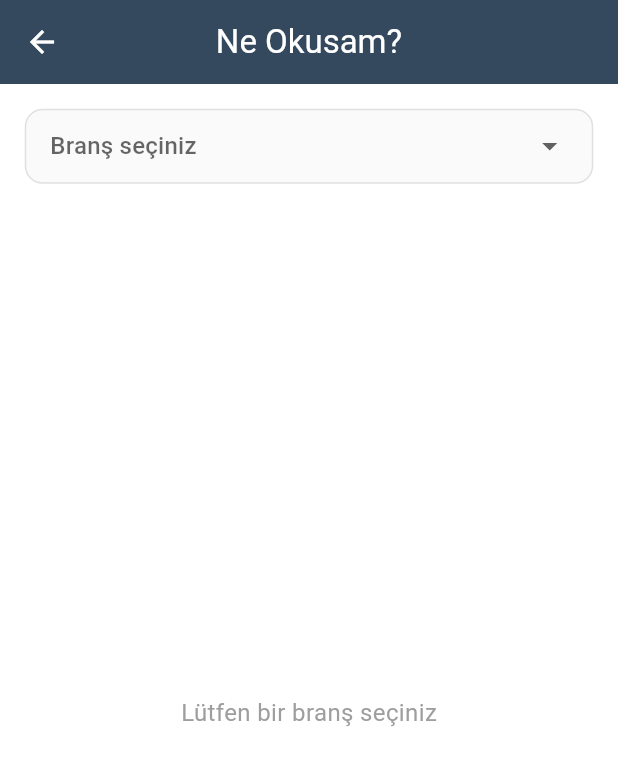
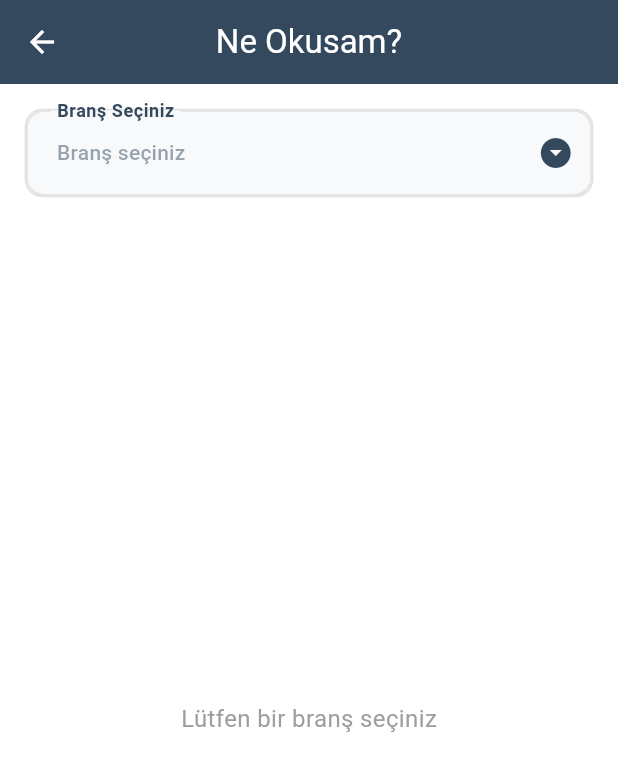
Before and after one commit to MathiasTeagan/medapp, a Flutter app: the WhatToReadScreen screen opened directly, on a phone screen of 412 x 824 dp. Shown: the top 772 px of the screen. Run offline on Flutter 3.47's test engine with Material 3 defaults, Android fonts, the phone set to English and light mode, and no system bars; our stand-ins replace cloud_firestore, firebase_auth, firebase_core, flutter_local_notifications, shared_preferences, table_calendar and 1 more; accounts and stored records are empty; statements that could not run were skipped.

Commit message:
feat: BranchSelector widget'ı oluşturuldu ve ilgili sayfalara entegre edildi

```diff
--- a/lib/screens/library_screen.dart
+++ b/lib/screens/library_screen.dart
@@ -7,6 +7,7 @@ import '../theme/app_colors.dart';
 import '../theme/app_theme.dart';
 import '../theme/text_styles.dart';
 import '../theme/tab_bar_styles.dart';
+import '../widgets/branch_selector.dart';
 import 'book_detail_screen.dart';
 
 class LibraryScreen extends StatefulWidget {
@@ -50,68 +51,13 @@ class _LibraryScreenState extends State<LibraryScreen> {
       child: Column(
         children: [
           // Branch Selection Dropdown
-          Container(
-            decoration: BoxDecoration(
-              color: AppColors.background,
-              borderRadius: BorderRadius.circular(12),
-              border: Border.all(color: Colors.grey.shade300),
-            ),
-            child: DropdownButtonFormField<String>(
-              value: _selectedBranch,
-              dropdownColor: AppColors.surface,
-              menuMaxHeight: MediaQuery.of(context).size.height * 0.4,
-              decoration: InputDecoration(
-                labelText: 'Branş Seçiniz',
-                labelStyle: AppTextStyles.titleMedium(context).copyWith(
-                  color: AppColors.primary,
-                  fontSize: isSmallScreen ? 16 : 18,
-                ),
-                border: const OutlineInputBorder(
-                  borderRadius: BorderRadius.all(Radius.circular(12)),
-                ),
-                enabledBorder: OutlineInputBorder(
-                  borderRadius: const BorderRadius.all(Radius.circular(12)),
-                  borderSide: BorderSide(color: Colors.grey.shade300),
-                ),
-                focusedBorder: OutlineInputBorder(
-                  borderRadius: const BorderRadius.all(Radius.circular(12)),
-                  borderSide: BorderSide(color: AppColors.primary, width: 2),
-                ),
-                contentPadding: EdgeInsets.symmetric(
-                  horizontal: size.width * 0.04,
-                  vertical: size.height * 0.02,
-                ),
-              ),
-              icon: Icon(
-                Icons.arrow_drop_down_circle,
-                color: AppColors.primary,
-              ),
-              items: _branches.map((String branch) {
-                return DropdownMenuItem(
-                  value: branch,
-                  child: Text(
-                    branch,
-                    style: AppTextStyles.bodyLarge(context).copyWith(
-                      color: AppColors.primary,
-                      fontSize: isSmallScreen ? 14 : 16,
-                      fontWeight: FontWeight.w500,
-                    ),
-                  ),
-                );
-              }).toList(),
-              onChanged: (String? newValue) {
-                setState(() {
-                  _selectedBranch = newValue;
-                });
-              },
-              hint: Text(
-                'Branş seçiniz',
-                style: AppTextStyles.bodyLarge(context).copyWith(
-                  color: AppColors.primary.withOpacity(0.5),
-                  fontSize: isSmallScreen ? 14 : 16,
-                ),
-              ),
-            ),
+          BranchSelector(
+            selectedBranch: _selectedBranch,
+            onBranchSelected: (String? newValue) {
+              setState(() {
+                _selectedBranch = newValue;
+              });
+            },
           ),
           const SizedBox(height: 16),
           // Search Bar
--- a/lib/screens/performance_screen.dart
+++ b/lib/screens/performance_screen.dart
@@ -1,9 +1,7 @@
 import 'package:flutter/material.dart';
 import 'package:provider/provider.dart';
-import 'package:intl/intl.dart';
 import '../providers/goals_provider.dart';
 import '../theme/app_colors.dart';
-import '../theme/app_theme.dart';
 import '../theme/text_styles.dart';
 
 class PerformanceScreen extends StatelessWidget {
--- a/lib/screens/what_to_read_screen.dart
+++ b/lib/screens/what_to_read_screen.dart
@@ -6,6 +6,10 @@ import '../models/goal.dart';
 import '../providers/goals_provider.dart';
 import '../providers/user_provider.dart';
 import '../dummy/materials_data.dart';
+import '../theme/app_colors.dart';
+import '../theme/text_styles.dart';
+import '../widgets/branch_selector.dart';
+import '../theme/app_theme.dart';
 
 class WhatToReadScreen extends StatefulWidget {
   const WhatToReadScreen({super.key});
@@ -366,36 +370,17 @@ class _WhatToReadScreenState extends State<WhatToReadScreen>
         ),
       ),
       body: Padding(
-        padding: EdgeInsets.all(size.width * 0.04),
+        padding: AppTheme.screenPadding(context),
         child: Column(
           children: [
-            Container(
-              decoration: BoxDecoration(
-                color: Colors.grey.shade50,
-                borderRadius: BorderRadius.circular(12),
-                border: Border.all(color: Colors.grey.shade300),
-              ),
-              child: DropdownButtonHideUnderline(
-                child: DropdownButton<String>(
-                  value: _selectedBranch,
-                  isExpanded: true,
-                  padding: const EdgeInsets.symmetric(horizontal: 16),
-                  borderRadius: BorderRadius.circular(12),
-                  hint: const Text('Branş seçiniz'),
-                  items: _branches.map((String branch) {
-                    return DropdownMenuItem<String>(
-                      value: branch,
-                      child: Text(branch),
-                    );
-                  }).toList(),
-                  onChanged: (String? newValue) {
-                    setState(() {
-                      _selectedBranch = newValue;
-                      _updateSelectedMaterials();
-                    });
-                  },
-                ),
-              ),
+            BranchSelector(
+              selectedBranch: _selectedBranch,
+              onBranchSelected: (String? newValue) {
+                setState(() {
+                  _selectedBranch = newValue;
+                  _updateSelectedMaterials();
+                });
+              },
             ),
             if (_selectedBranch != null) ...[
               const SizedBox(height: 16),
@@ -421,10 +406,9 @@ class _WhatToReadScreenState extends State<WhatToReadScreen>
                       children: [
                         Text(
                           'Materyaller',
-                          style: TextStyle(
-                            fontSize: 16,
-                            fontWeight: FontWeight.bold,
-                            color: Theme.of(context).colorScheme.primary,
+                          style: AppTextStyles.bodyLarge(context).copyWith(
+                            color: AppColors.primary,
+                            fontSize: isSmallScreen ? 16 : 18,
                           ),
                         ),
                         Icon(
--- /dev/null
+++ b/lib/widgets/branch_selector.dart
@@ -0,0 +1,91 @@
+import 'package:flutter/material.dart';
+import '../theme/app_colors.dart';
+import '../theme/text_styles.dart';
+import '../dummy/materials_data.dart';
+
+class BranchSelector extends StatelessWidget {
+  final String? selectedBranch;
+  final Function(String?) onBranchSelected;
+  final bool showLabel;
+  final String? labelText;
+
+  const BranchSelector({
+    super.key,
+    required this.selectedBranch,
+    required this.onBranchSelected,
+    this.showLabel = true,
+    this.labelText,
+  });
+
+  List<String> get _branches {
+    final branches = MaterialsData.branches;
+    branches.sort();
+    return branches;
+  }
+
+  @override
+  Widget build(BuildContext context) {
+    final size = MediaQuery.of(context).size;
+    final isSmallScreen = size.width < 600;
+
+    return Container(
+      decoration: BoxDecoration(
+        color: AppColors.background,
+        borderRadius: BorderRadius.circular(12),
+        border: Border.all(color: Colors.grey.shade300),
+      ),
+      child: DropdownButtonFormField<String>(
+        value: selectedBranch,
+        dropdownColor: AppColors.surface,
+        menuMaxHeight: MediaQuery.of(context).size.height * 0.4,
+        decoration: InputDecoration(
+          labelText: showLabel ? (labelText ?? 'Branş Seçiniz') : null,
+          labelStyle: AppTextStyles.titleMedium(context).copyWith(
+            color: AppColors.primary,
+            fontSize: isSmallScreen ? 16 : 18,
+          ),
+          border: const OutlineInputBorder(
+            borderRadius: BorderRadius.all(Radius.circular(12)),
+          ),
+          enabledBorder: OutlineInputBorder(
+            borderRadius: const BorderRadius.all(Radius.circular(12)),
+            borderSide: BorderSide(color: Colors.grey.shade300),
+          ),
+          focusedBorder: const OutlineInputBorder(
+            borderRadius: BorderRadius.all(Radius.circular(12)),
+            borderSide: BorderSide(color: AppColors.primary, width: 2),
+          ),
+          contentPadding: EdgeInsets.symmetric(
+            horizontal: size.width * 0.04,
+            vertical: size.height * 0.02,
+          ),
+        ),
+        icon: const Icon(
+          Icons.arrow_drop_down_circle,
+          color: AppColors.primary,
+        ),
+        items: _branches.map((String branch) {
+          return DropdownMenuItem(
+            value: branch,
+            child: Text(
+              branch,
+              style: AppTextStyles.bodyLarge(context).copyWith(
+                color: AppColors.primary,
+                fontSize: isSmallScreen ? 14 : 16,
+                fontWeight: FontWeight.w500,
+              ),
+            ),
+          );
+        }).toList(),
+        onChanged: onBranchSelected,
+        hint: Text(
+          'Branş seçiniz',
+          style: AppTextStyles.bodyLarge(context).copyWith(
+            color: AppColors.primary.withOpacity(0.5),
+            fontSize: isSmallScreen ? 14 : 16,
+          ),
+        ),
+      ),
+    );
+  }
+}
```
